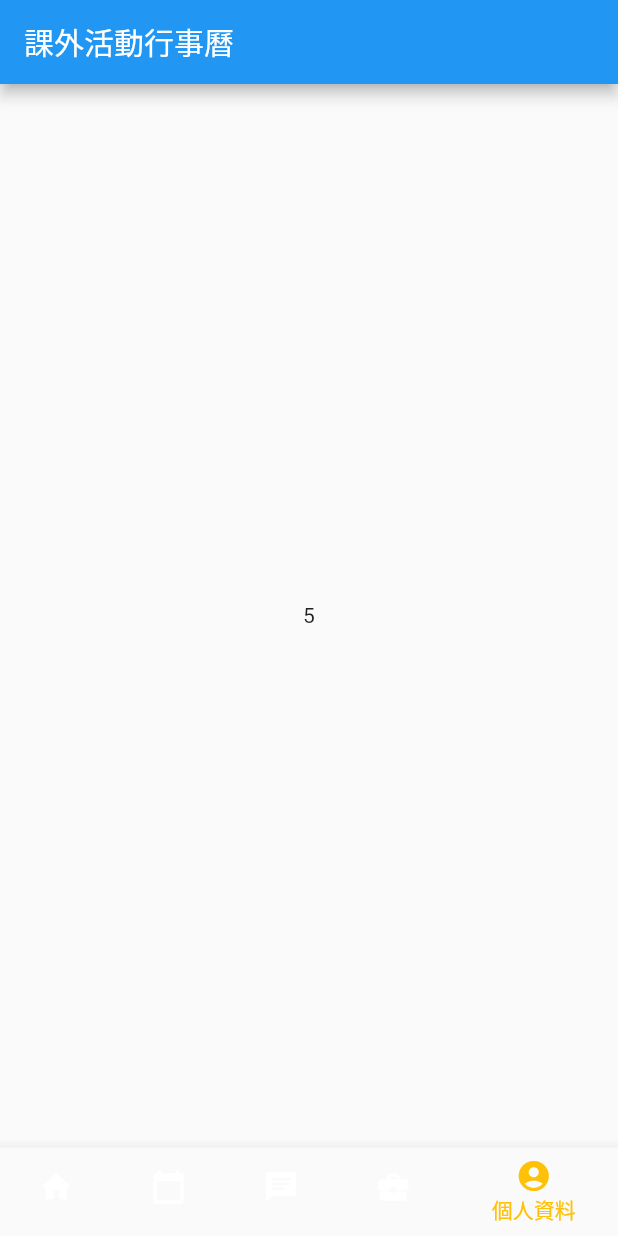
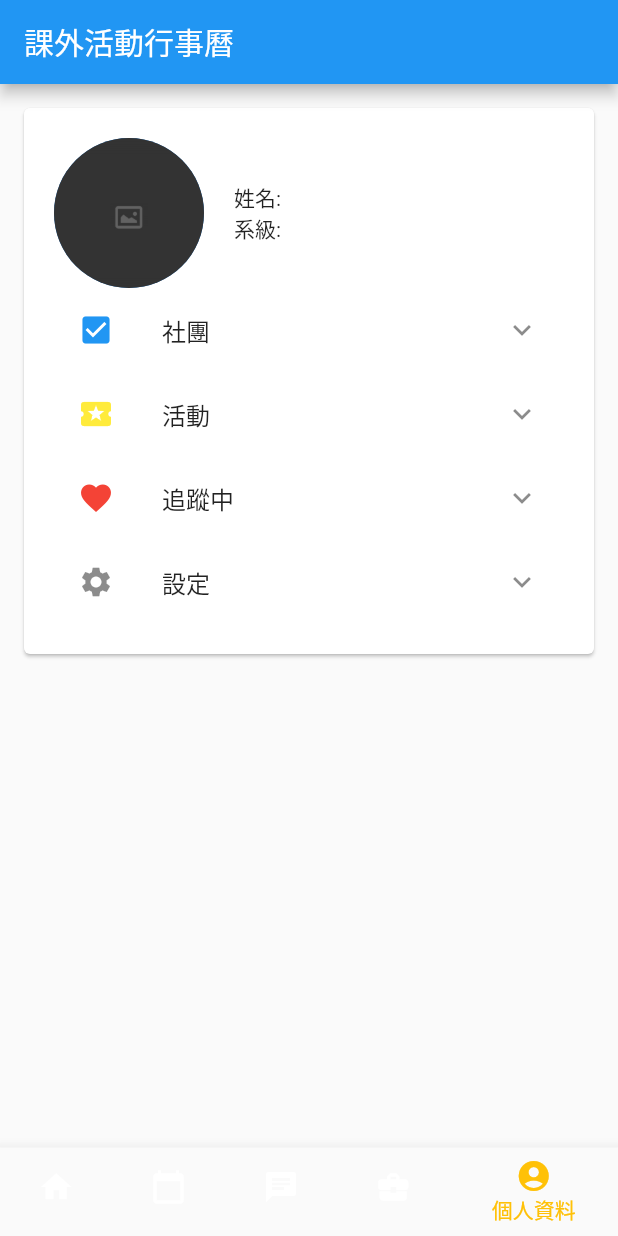
Before and after one commit to babyhui/afterclass_calendar, a Flutter app: the screen it shows after launch, item 5 of the bottom bar chosen, on a phone screen of 412 x 824 dp. Run offline on Flutter 3.47's test engine with Material 2 defaults, Android fonts, the phone set to English and light mode, and no system bars; our stand-ins replace table_calendar; network calls fail.

Commit message:
社團搜尋+個人資料

```diff
--- a/afterclass_calendar/lib/page/account.dart
+++ b/afterclass_calendar/lib/page/account.dart
@@ -1,9 +1,56 @@
 import 'package:flutter/material.dart';
+
 class Account extends StatelessWidget {
   @override
   Widget build(BuildContext context) {
-    return Center(
-      child: Text("5"),
+    return Scaffold(
+      body: SingleChildScrollView(
+        child: Padding(
+          padding: const EdgeInsets.all(12.0),
+          child: Card(
+            child: Padding(
+              padding: const EdgeInsets.all(20.0),
+              child: Column(children: <Widget>[
+                Row(children: <Widget>[
+                  CircleAvatar(
+                    radius: 50,
+                    backgroundImage: AssetImage(
+                      "images/圖片顯示中.jpg",
+                    ),
+                  ),
+                  Container(
+                    margin: EdgeInsets.fromLTRB(20, 0, 0, 0),
+                    child: Column(children: <Widget>[
+                      Text("姓名: "),
+                      Text("系級: "),
+                    ]),
+                  ),
+                ]),
+                ListTile(
+                  leading: Icon(Icons.check_box, color: Colors.blue),
+                  title: Text("社團"),
+                  trailing: Icon(Icons.keyboard_arrow_down),
+                ),
+                ListTile(
+                  leading: Icon(Icons.local_activity, color: Colors.yellow),
+                  title: Text("活動"),
+                  trailing: Icon(Icons.keyboard_arrow_down),
+                ),
+                ListTile(
+                  leading: Icon(Icons.favorite, color: Colors.red),
+                  title: Text("追蹤中"),
+                  trailing: Icon(Icons.keyboard_arrow_down),
+                ),
+                ListTile(
+                  leading: Icon(Icons.settings),
+                  title: Text("設定"),
+                  trailing: Icon(Icons.keyboard_arrow_down),
+                ),
+              ]),
+            ),
+          ),
+        ),
+      ),
     );
   }
 }
```
Also changed, not shown: afterclass_calendar/lib/page/club.dart (+12 -11 lines), afterclass_calendar/lib/page/club_search.dart (added, +39 -0 lines).
